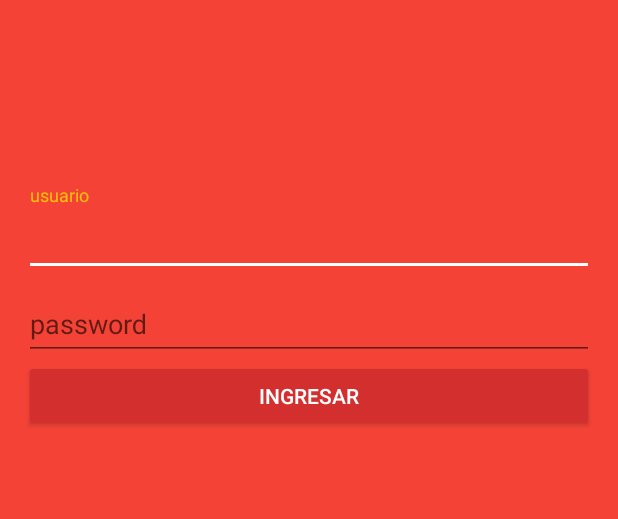
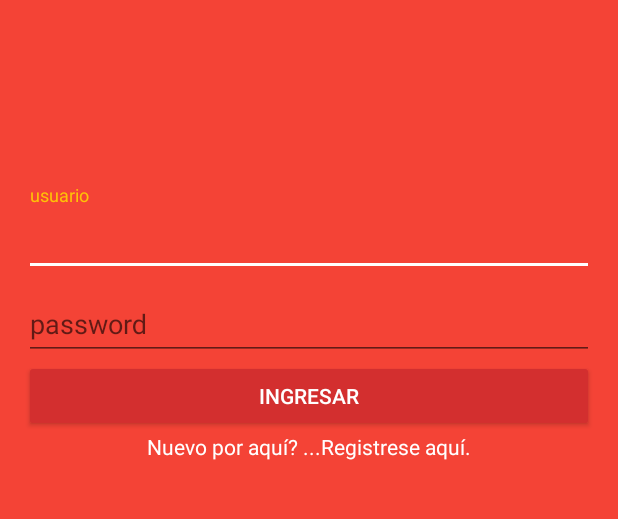
Before and after one commit to iscodem/siseAndroid, an Android app: the screen it shows after launch (LoginActivity), on a phone screen of 412 x 824 dp, the part 315-834 px from its top. Run offline under Robolectric (Android 15) with nearby library versions, the phone set to English and light mode, and no system bars.

Commit message:
modificado en examen

```diff
--- a/LoginSise/app/src/main/AndroidManifest.xml
+++ b/LoginSise/app/src/main/AndroidManifest.xml
@@ -17,10 +17,6 @@
         </activity>
         <activity android:name=".MainActivity" />
         <activity android:name=".CrearUsuarioActivity" />
-        <activity
-            android:name=".ReferenciaActivity"
-            android:label="@string/title_activity_referencia"
-            android:theme="@style/AppTheme.NoActionBar"></activity>
     </application>
 
 </manifest>
--- a/LoginSise/app/src/main/res/layout/activity_login.xml
+++ b/LoginSise/app/src/main/res/layout/activity_login.xml
@@ -76,6 +76,34 @@
                 android:onClick="ingresar"
                 />
 
+
+            <LinearLayout
+                android:layout_width="match_parent"
+                android:layout_height="wrap_content"
+                android:orientation="horizontal"
+                android:gravity="center"
+                >
+
+                <TextView
+                    android:layout_width="wrap_content"
+                    android:layout_height="wrap_content"
+                    android:text="@string/txtNuevoUsuario"
+                    android:textColor="@color/colorWhite"
+                    />
+
+                <TextView
+                    android:id="@+id/txtCrearNuevoUsuario"
+                    android:layout_width="wrap_content"
+                    android:layout_height="wrap_content"
+                    android:text="@string/txtCrearNuevoUsuario"
+                    android:textColor="@color/colorWhite"
+                    />
+
+            </LinearLayout>
+
+
+
+
         </LinearLayout>
 
     </LinearLayout>
--- a/LoginSise/app/src/main/res/values/strings.xml
+++ b/LoginSise/app/src/main/res/values/strings.xml
@@ -4,4 +4,6 @@
     <string name="editUsuario">usuario</string>
     <string name="editPassword">password</string>
     <string name="btnLogin">Ingresar</string>
+    <string name="txtNuevoUsuario">Nuevo por aquí? ...</string>
+    <string name="txtCrearNuevoUsuario">Registrese aquí.</string>
 </resources>
```
Also changed, not shown: LoginSise/app/src/main/java/pe/edu/sise/loginsise/ReferenciaActivity.java (deleted, +0 -29 lines), LoginSise/app/src/main/res/layout/activity_referencia.xml (deleted, +0 -34 lines), LoginSise/app/src/main/res/layout/content_referencia.xml (deleted, +0 -16 lines).
